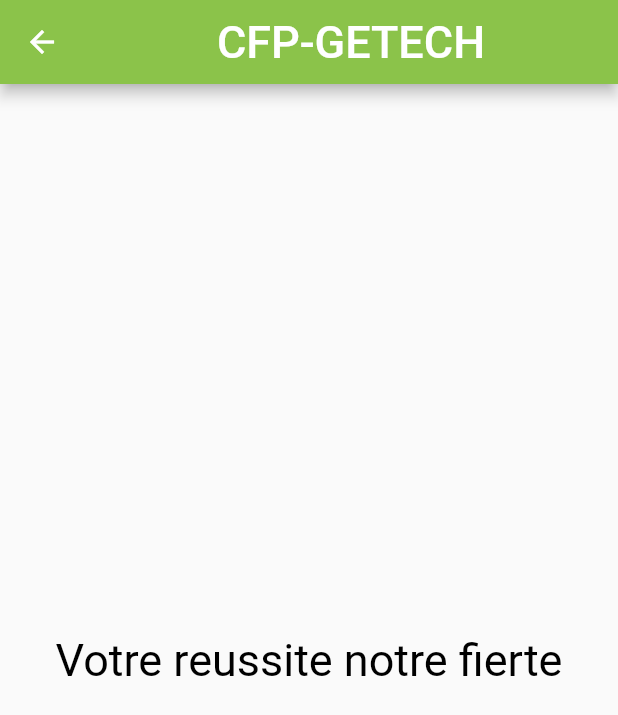
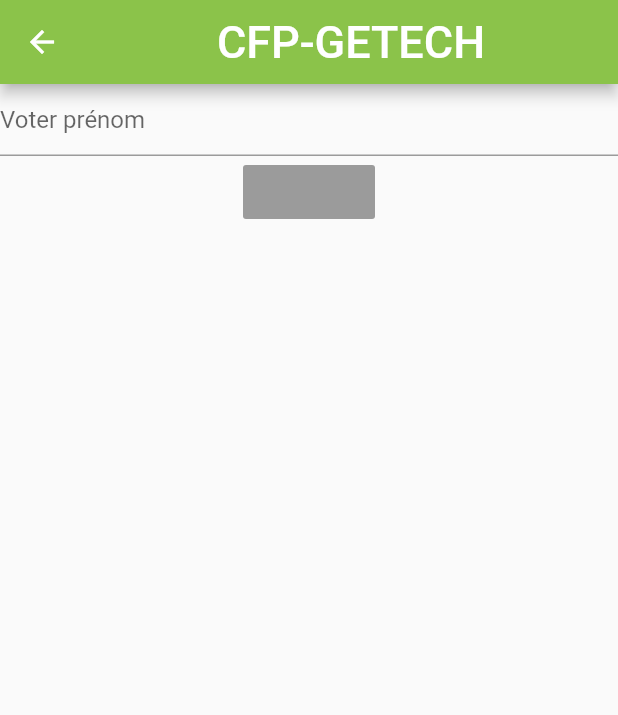
Before and after one commit to Modip/CFP_Flutter, a Flutter app: the screen it shows after launch, in the side drawer, after a tap on "Candidature", on a phone screen of 412 x 824 dp. Shown: the top 715 px of the screen. Run offline on Flutter 3.47's test engine with Material 2 defaults, Android fonts, the phone set to English and light mode, and no system bars.

Commit message:
second commit

```diff
--- a/lib/candidature.dart
+++ b/lib/candidature.dart
@@ -8,8 +8,15 @@ class Candidature extends StatelessWidget {
         title: Center(child:
         Text('CFP-GETECH', style: TextStyle(fontSize: 30, color: Colors.white))),
       ),
-      body: Center(child:
-      Text('Votre reussite notre fierte', style: TextStyle(fontSize: 30, color: Colors.black),)),
+      body: Column(
+    children: <Widget>[
+      TextField(
+        decoration: InputDecoration(hintText: 'Voter prénom'),
+
+    ),
+      RaisedButton(),
+    ],
+    ),
     );
   }
 }
--- a/lib/main.dart
+++ b/lib/main.dart
@@ -11,8 +11,7 @@ class MyApp extends StatelessWidget {
   Widget build(BuildContext context) {
     return  Scaffold(
       drawer: Menu(),
-
-        appBar: AppBar(
+      appBar: AppBar(
           backgroundColor: Colors.lightGreen,
           title: Center(child:
         Text('CFP-GETECH', style: TextStyle(fontSize: 30, color: Colors.white))),
--- a/lib/menu.dart
+++ b/lib/menu.dart
@@ -45,7 +45,6 @@ class Menu extends StatelessWidget {
             ),
           ],
         ),
-      ),
-    );
+      );
   }
 }
```
